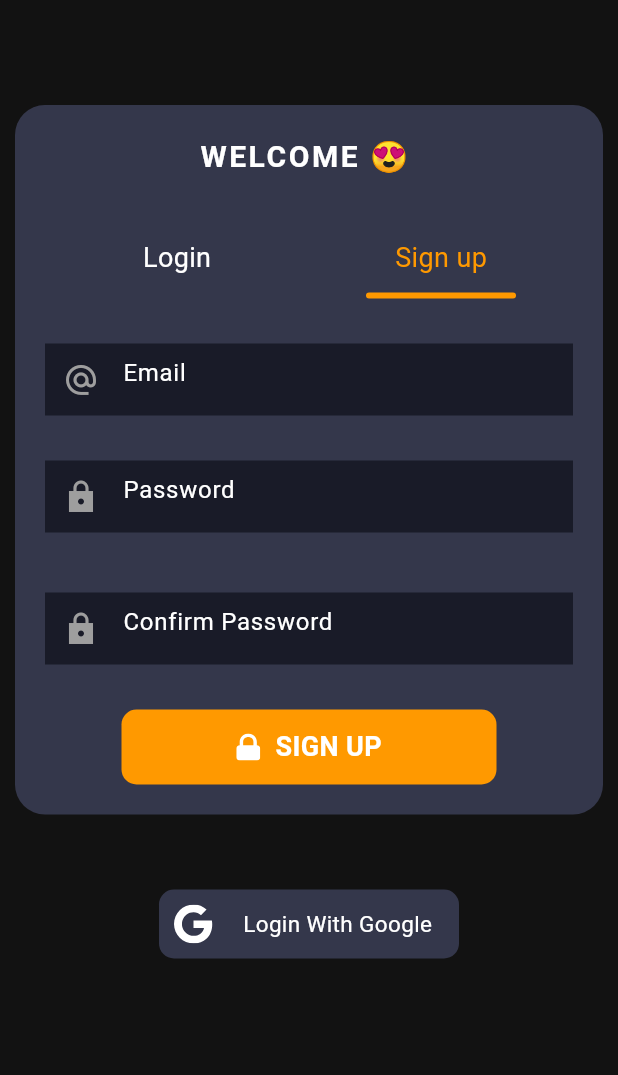
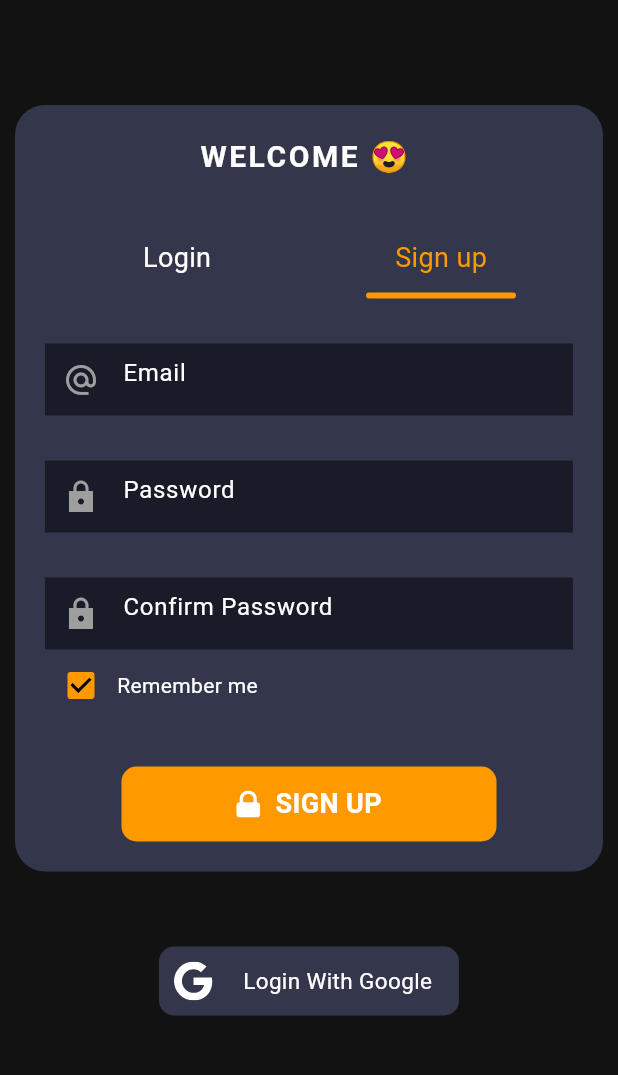
Before and after one commit to MrNitishroy/Expence-Manager-App, a Flutter app: the screen it shows after launch, after a tap on "Sign up", on a phone screen of 412 x 824 dp, the part 135-1210 px from its top. Run offline on Flutter 3.47's test engine with Material 3 defaults, Android fonts, the phone set to English and light mode, and no system bars; our stand-ins replace cloud_firestore, firebase_auth, firebase_core, flutter_slidable, flutter_svg, fluttertoast and 4 more; missing offline and left inert: dart:ffi; accounts and stored records are empty.

Commit message:
Remember me option added

```diff
--- a/lib/Controller/AuthController.dart
+++ b/lib/Controller/AuthController.dart
@@ -4,10 +4,9 @@ import 'package:expense_manager/Models/AccountModel.dart';
 import 'package:expense_manager/Models/MeesagesModel.dart';
 import 'package:firebase_auth/firebase_auth.dart';
 import 'package:flutter/material.dart';
-import 'package:fluttertoast/fluttertoast.dart';
 import 'package:get/get.dart';
-import 'package:get/get_connect/http/src/utils/utils.dart';
 import 'package:google_sign_in/google_sign_in.dart';
+import 'package:shared_preferences/shared_preferences.dart';
 import 'package:uuid/uuid.dart';
 
 class AuthController extends GetxController {
@@ -19,10 +18,26 @@ class AuthController extends GetxController {
   TextEditingController cPassword = TextEditingController();
   RxString pwdError = "".obs;
   RxBool isLoading = false.obs;
+  RxBool ispwdHide = true.obs;
+  RxBool remenberMe = true.obs;
   final auth = FirebaseAuth.instance;
   final db = FirebaseFirestore.instance;
 
+  @override
+  void onInit() {
+    // TODO: implement onInit
+    super.onInit();
+    fillData();
+  }
+
+  void fillData() async {
+    final SharedPreferences prefs = await SharedPreferences.getInstance();
+    loginEmail.text = prefs.getString("email") ?? "";
+    loginPassword.text = prefs.getString("password") ?? "";
+  }
+
   void signupWithEmailAndPassword() async {
+    final SharedPreferences prefs = await SharedPreferences.getInstance();
     pwdError.value = "";
     if (email.text.isEmpty || password.text.isEmpty || cPassword.text.isEmpty) {
       errorMessage("😎 All fields are required");
@@ -33,9 +48,12 @@ class AuthController extends GetxController {
         try {
           await auth.createUserWithEmailAndPassword(
               email: email.text, password: password.text);
+
           successMessage("🎉 Account Created Successfully");
           initDatabase();
           Get.offNamed("/home");
+          prefs.setString("email", email.text);
+          prefs.setString("password", password.text);
         } on FirebaseAuthException catch (e) {
           if (e.code == 'weak-password') {
             errorMessage("🔒 weak password");
@@ -54,6 +72,7 @@ class AuthController extends GetxController {
   }
 
   void loginWithEmailAndPassword() async {
+    final SharedPreferences prefs = await SharedPreferences.getInstance();
     if (loginEmail.text.isEmpty || loginPassword.text.isEmpty) {
       errorMessage("😎 All fields are required");
       return;
@@ -64,6 +83,8 @@ class AuthController extends GetxController {
             email: loginEmail.text, password: loginPassword.text);
         successMessage("🎉 Login Successfully");
         Get.offNamed("/home");
+        prefs.setString("email", loginEmail.text);
+        prefs.setString("password", loginPassword.text);
       } on FirebaseAuthException catch (e) {
         if (e.code == 'user-not-found') {
           errorMessage("😍 No user found for that email.");
@@ -74,6 +95,7 @@ class AuthController extends GetxController {
       isLoading.value = false;
     }
   }
+
   void loginWithGamil() async {
     isLoading.value = true;
     final GoogleSignInAccount? googleUser = await GoogleSignIn().signIn();
@@ -98,9 +120,8 @@ class AuthController extends GetxController {
   void logOut() async {
     await auth.signOut();
     Get.offNamed("/authPage");
+    successMessage("😭Logout");
   }
-
-
 
 // Data base work
 
@@ -108,15 +129,19 @@ void initDatabase() async {
     var uId = Uuid().v4();
     var initAccount = AccountModel(
       id: uId,
-    name:"Personal",
+      name: "Personal",
       date: "",
       expense: 00,
       income: 00,
       total: 00,
       time: "",
     );
-  await db.collection("users").doc(auth.currentUser!.uid).collection("accounts").doc("personal").set(initAccount.toJson());
+    await db
+        .collection("users")
+        .doc(auth.currentUser!.uid)
+        .collection("accounts")
+        .doc("personal")
+        .set(initAccount.toJson());
     successMessage("🪲 DB INIT");
   }
-
 }
--- a/lib/Pages/LoginPage/Widgets/LoginForm.dart
+++ b/lib/Pages/LoginPage/Widgets/LoginForm.dart
@@ -22,27 +22,48 @@ class LoginForm extends StatelessWidget {
               )),
         ),
         const SizedBox(height: 30),
-        TextFormField(
+        Obx(() => TextFormField(
+          obscureText: authController.ispwdHide.value,
           controller: authController.loginPassword,
           onFieldSubmitted: (s) {
             print("Click on Done button $s ");
             authController.loginWithEmailAndPassword();
           },
-          decoration: const InputDecoration(
+          decoration: InputDecoration(
               hintText: "Password",
+              suffix: authController.ispwdHide.value
+                  ? InkWell(
+                      onTap: () {
+                        authController.ispwdHide.value =
+                            !authController.ispwdHide.value;
+                      },
+                      child: const Icon(Icons.visibility_off))
+                  : InkWell(
+                      onTap: () {
+                        authController.ispwdHide.value =
+                            !authController.ispwdHide.value;
+                      },
+                      child: const Icon(Icons.visibility)),
               prefixIcon: Icon(
                 Icons.lock_sharp,
               )),
-        ),
-        const SizedBox(height: 20),
-        const Text(
-          "Forgot your password?",
-          style: TextStyle(
-              color: Colors.blue,
-              decoration: TextDecoration.underline,
-              decorationColor: Colors.blue,
-              fontSize: 15),
-        ),
+        ),),
+        const SizedBox(height: 10),
+        // const Text(
+        //   "Forgot your password?",
+        //   style: TextStyle(
+        //       color: Colors.blue,
+        //       decoration: TextDecoration.underline,
+        //       decorationColor: Colors.blue,
+        //       fontSize: 15),
+        // ),
+        Row(children: [
+          Obx(() => Checkbox(value: authController.remenberMe.value, onChanged: (value) {
+            authController.remenberMe.value = value!;
+          }),),
+          Text("Remember me")
+
+        ],),
         const SizedBox(height: 20),
         InkWell(
             onTap: () {
--- a/lib/Pages/LoginPage/Widgets/SignupForm.dart
+++ b/lib/Pages/LoginPage/Widgets/SignupForm.dart
@@ -34,7 +34,7 @@ class SignupForm extends StatelessWidget {
                 )),
           ),
         ),
-        const SizedBox(height: 20),
+        const SizedBox(height: 10),
         TextFormField(
           controller: authController.cPassword,
           onFieldSubmitted: (s) {
@@ -45,6 +45,13 @@ class SignupForm extends StatelessWidget {
                 Icons.lock_sharp,
               )),
         ),
+          Row(children: [
+          Obx(() => Checkbox(value: authController.remenberMe.value, onChanged: (value) {
+            authController.remenberMe.value = value!;
+          }),),
+          Text("Remember me")
+
+        ],),
         const SizedBox(height: 30),
         Obx(() => InkWell(
           onTap: () {
--- a/lib/Pages/ProfilePage/ProfilePage.dart
+++ b/lib/Pages/ProfilePage/ProfilePage.dart
@@ -7,6 +7,7 @@ import 'package:expense_manager/Pages/ProfilePage/PersonalInfomation.dart';
 import 'package:flutter/material.dart';
 import 'package:flutter_svg/svg.dart';
 import 'package:get/get.dart';
+import 'package:shared_preferences/shared_preferences.dart';
 
 class ProfilePage extends StatelessWidget {
   const ProfilePage({super.key});
@@ -76,6 +77,7 @@ class ProfilePage extends StatelessWidget {
                 color: Theme.of(context).colorScheme.secondaryContainer,
               ),
             ),
+
             SizedBox(height: 20),
             Row(
               mainAxisAlignment: MainAxisAlignment.center,
--- a/pubspec.yaml
+++ b/pubspec.yaml
@@ -44,6 +44,7 @@ dependencies:
   google_sign_in: ^6.1.6
   fluttertoast: ^8.2.4
   uuid: ^4.2.1
+  shared_preferences: ^2.2.2
 
 dev_dependencies:
   flutter_test:
```
Also changed, not shown: pubspec.lock, 1 other file. Lines whose indentation alone changed are shown as unchanged.
